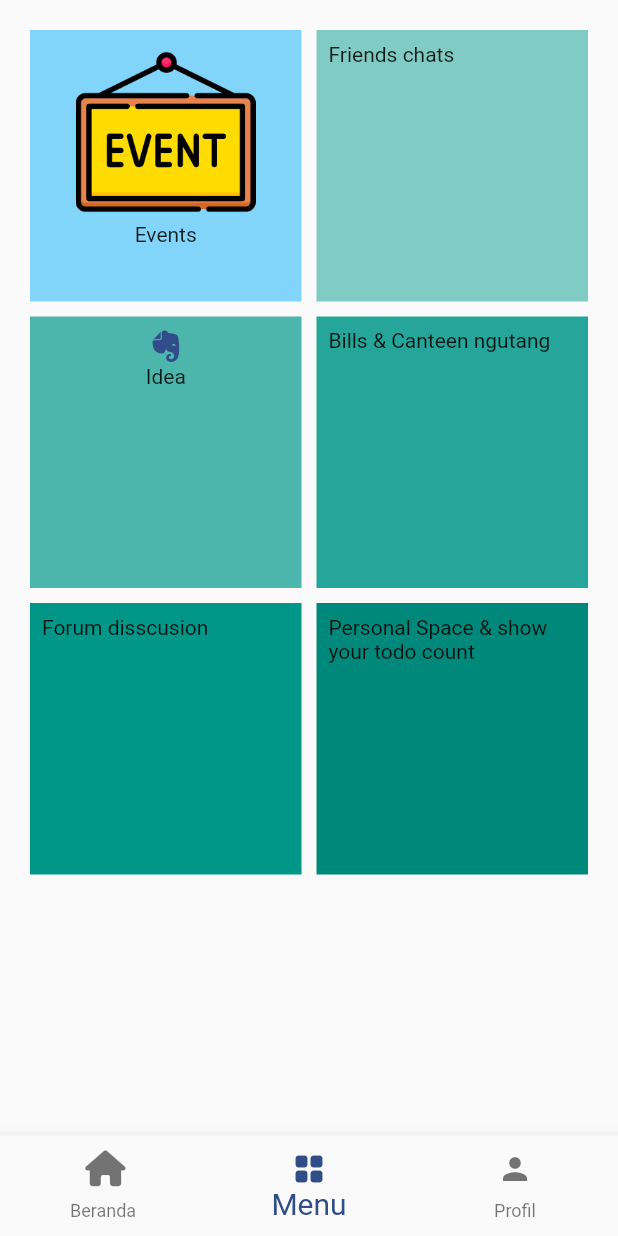
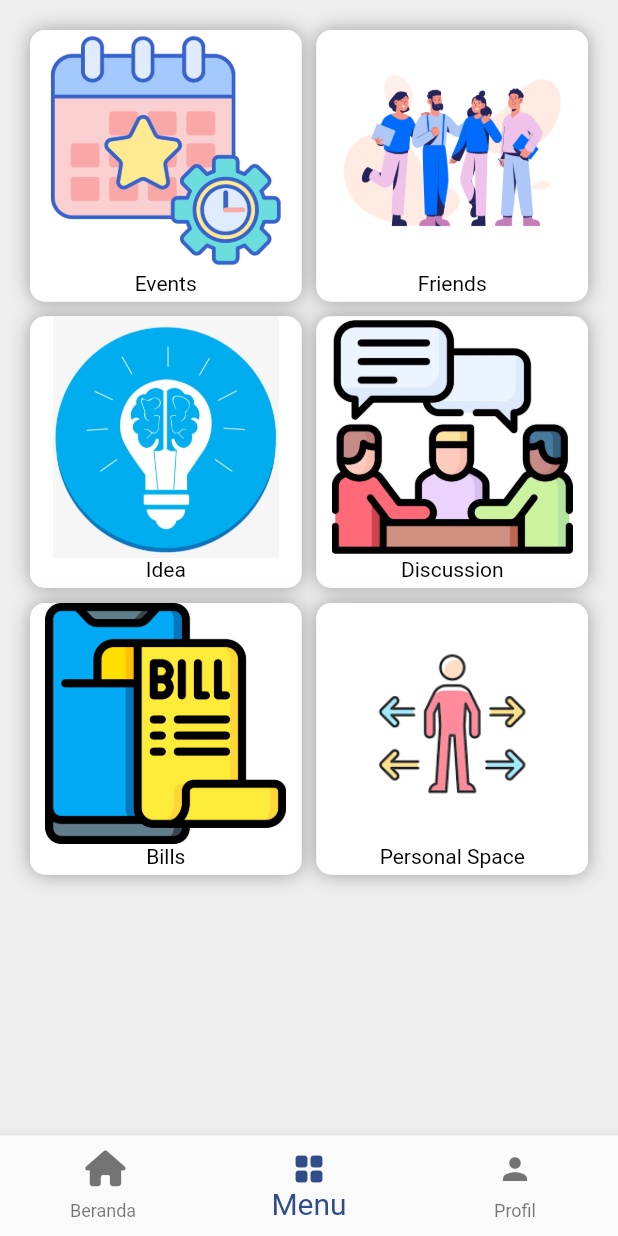
Before and after one commit to AlfonsInfo/community_app_getx, a Flutter app: the TabNavigatorView screen opened by its route, item 2 of the bottom bar chosen, on a phone screen of 412 x 824 dp. Run offline on Flutter 3.47's test engine with Material 2 defaults, Android fonts, the phone set to English and light mode, and no system bars; our stand-ins replace carousel_slider, dio, font_awesome_flutter, get, get_storage, google_fonts and 3 more; accounts and stored records are empty; generated files the repository leaves out were written again.

Commit message:
create menu page

```diff
--- a/lib/app/constants/constants.dart
+++ b/lib/app/constants/constants.dart
@@ -42,12 +42,18 @@ abstract class ImageAssetPaths{
   // static const englishFlag = "$starterImages/english_flag.png";
   static const indonesianFlag = "$starterImages/indonesian_flag_circle.jpg";
   static const englishFlag = "$starterImages/english_flag_circle.png";
+  static const dummyUser = "$starterImages/dummy_user.jpg";
 }
 
 
 abstract class IconPaths{
   static const starterIcons = "assets/icons";
-  static const events = "$starterIcons/events.png";
+  static const events = "$starterIcons/events2.png";
+  static const friends = "$starterIcons/friends.png";
+  static const discussions = "$starterIcons/discussion.jpg";
+  static const idea = "$starterIcons/idea.png";
+  static const bills = "$starterIcons/bills.png";
+  static const personalSpace = "$starterIcons/personal_space.png";
 }
 abstract class CommonConditions{
   static bool isEmptyValue(String value)
--- a/lib/app/constants/widget_constants.dart
+++ b/lib/app/constants/widget_constants.dart
@@ -3,7 +3,7 @@ import 'package:get/get.dart';
 import 'package:jdlcommunity_getx/app/modules/abstract/controller_abstract.dart';
 import 'package:flutter_gen/gen_l10n/app_localizations.dart';
 import 'package:jdlcommunity_getx/app/routes/app_pages.dart';
-
+import 'package:responsive_sizer/responsive_sizer.dart';
 abstract class WidgetConstant {
   static const spacingBottomX1 = SizedBox(
     height: 10,
@@ -15,9 +15,24 @@ abstract class WidgetConstant {
     height: 20,
   );
 
+  //* spacing sizer
+  static final spacing2percent = SizedBox(
+    height: 2.h,
+  );
+  //* spacing sizer
+  static final spacing5percent = SizedBox(
+    height: 5.h,
+  );
+
+  static spacingCustomable (value){
+    return SizedBox(
+      height: value,
+    );
+  }
+
   static const edgeInsetForm = EdgeInsets.only(left: 40, right: 40, bottom: 20);
-  static const edgeInsetForm05 =
-      EdgeInsets.only(left: 40, right: 40, bottom: 10);
+  static final edgeInsetForm05 =
+      EdgeInsets.only(left: 5.w, right: 5.w, bottom: 2.h);
 
   static IconButton eyePassword(
       IconData icon, GetxControllerAbstract controller, value) {
--- a/lib/app/modules/HomePage/views/home_page_view.dart
+++ b/lib/app/modules/HomePage/views/home_page_view.dart
@@ -10,7 +10,7 @@ class HomePageView extends GetView<HomePageController> {
   Widget build(BuildContext context) {
     return  const Center(
         child: Text(
-          'HomePageView is working',
+          'Good Morning',
           style: TextStyle(fontSize: 20),
         ),
       );
--- a/lib/app/modules/MenuPage/views/menu_page_view.dart
+++ b/lib/app/modules/MenuPage/views/menu_page_view.dart
@@ -1,10 +1,8 @@
 import 'package:flutter/material.dart';
-import 'package:font_awesome_flutter/font_awesome_flutter.dart';
-
 import 'package:get/get.dart';
 import 'package:jdlcommunity_getx/app/constants/constants.dart';
-
 import '../controllers/menu_page_controller.dart';
+import 'package:responsive_sizer/responsive_sizer.dart';
 
 class MenuPageView extends GetView<MenuPageController> {
   const MenuPageView({Key? key}) : super(key: key);
@@ -13,69 +11,55 @@ class MenuPageView extends GetView<MenuPageController> {
     return SafeArea(child: gridMenu());
   }
 
-  GridView gridMenu() {
-    return GridView.count(
-      primary: false,
-      padding: const EdgeInsets.all(20),
-      crossAxisSpacing: 10,
-      mainAxisSpacing: 10,
-      crossAxisCount: 2,
-      children: <Widget>[
-        menuItem(),
-        Container(
-          padding: const EdgeInsets.all(8),
-          color: Colors.teal[200],
-          child: const Text('Friends chats'),
-        ),
-        Container(
-          padding: const EdgeInsets.all(8),
-          color: Colors.teal[300],
-          child: const Column(
-            children: [
-              Icon(FontAwesomeIcons.evernote),
-              Text('Idea'),
-            ],
-          ),
-        ),
-        Container(
-          padding: const EdgeInsets.all(8),
-          color: Colors.teal[400],
-          child: const Text('Bills & Canteen ngutang'),
-        ),
-        Container(
-          padding: const EdgeInsets.all(8),
-          color: Colors.teal[500],
-          child: const Text('Forum disscusion'),
-        ),
-        Container(
-          padding: const EdgeInsets.all(8),
-          color: Colors.teal[600],
-          child: const Text('Personal Space & show your todo count'),
-        ),
-      ],
+  Widget gridMenu() {
+    return Container(
+      color: Colors.grey[200],
+      child: GridView.count(
+        primary: false,
+        padding: const EdgeInsets.all(20),
+        crossAxisSpacing: 10,
+        mainAxisSpacing: 10,
+        crossAxisCount: 2,
+        children: <Widget>[
+          menuItem(IconPaths.events,  "Events", (){}),
+          menuItem(IconPaths.friends,  "Friends", (){}),
+          menuItem(IconPaths.idea,  "Idea", (){}),
+          menuItem(IconPaths.discussions,  "Discussion", (){}),
+          menuItem(IconPaths.bills,  "Bills", (){}),
+          menuItem(IconPaths.personalSpace,  "Personal Space", (){}),
+          // menuItem(),
+        ],
+      ),
     );
   }
 
-  Widget menuItem() {
-    return InkWell(
-      onTap: (){
-      },
-
-      child: Container(
-          padding: const EdgeInsets.all(8),
-          color: Colors.lightBlue[200],
+  Widget menuItem(String imagePath, String text, Function callback) {
+    return Container(
+      decoration: BoxDecoration(
+          borderRadius: BorderRadius.circular(10), color: Colors.white, boxShadow: [shadowMenu()]),
+      child: Material(
+        color: Colors.transparent,
+        child: InkWell(
           child: SizedBox(
+            width: 50.w,
+            height: 50.h,
             child: Column(
               children: [
-                Container(
-                  height  : 120,
-                  child: Image.asset(IconPaths.events)),
-                const Text('Events'),
-
+                SizedBox(
+                  // width: 35.w,
+                  height: 39.w,
+                  child: Image.asset(imagePath)),
+                Text(text,style: TextStyle(color: Colors.black),),
               ],
             ),
           ),
+          onTap: () {
+            //print("tapped");
+          },
         ),
+      ),
     );
   }
+
+  BoxShadow shadowMenu() => const BoxShadow(color: Colors.grey,blurRadius: 10,blurStyle: BlurStyle.outer );
 }
--- a/lib/app/modules/ProfilePage/views/preferences_component.dart
+++ b/lib/app/modules/ProfilePage/views/preferences_component.dart
@@ -128,13 +128,16 @@ extension PreferencesSetting on ProfilePageView {
 
   Center savePreferenceButton() {
     return Center(
+        child: Padding(
+          padding: EdgeInsets.only(bottom: 2.h ,top: 2.h),
           child: ElevatedButton(
               onPressed: () {
                 dialogSavePreference();
               },
               child: Text(
                 AppLocalizations.of(Get.context!).preferences_save,
-            )));
+              )),
+        ));
   }
 
   Future<dynamic> dialogSavePreference() {
--- a/lib/app/modules/ProfilePage/views/profile_page_view.dart
+++ b/lib/app/modules/ProfilePage/views/profile_page_view.dart
@@ -1,6 +1,7 @@
 import 'package:flutter/material.dart';
 import 'package:font_awesome_flutter/font_awesome_flutter.dart';
 import 'package:get/get.dart';
+import 'package:jdlcommunity_getx/app/constants/app_constants.dart';
 import 'package:jdlcommunity_getx/app/constants/constants.dart';
 import 'package:jdlcommunity_getx/app/constants/widget_constants.dart';
 import 'package:jdlcommunity_getx/app/data/preference_options.dart';
@@ -8,6 +9,7 @@ import 'package:jdlcommunity_getx/main_app_controller.dart';
 import '../controllers/profile_page_controller.dart';
 import 'package:flutter_gen/gen_l10n/app_localizations.dart';
 import 'package:skeletonizer/skeletonizer.dart';
+import 'package:responsive_sizer/responsive_sizer.dart';
 part 'profile_page_component.dart';
 part 'preferences_component.dart';
 
--- a/pubspec.yaml
+++ b/pubspec.yaml
@@ -19,6 +19,7 @@ dependencies:
   google_fonts: ^6.1.0
   http: ^1.0.0
   intl: ^0.18.0
+  responsive_sizer: ^3.2.0
   shared_preferences: ^2.2.2
   skeletonizer: ^0.8.0
   sqflite: ^2.3.0
```
Also changed, not shown: lib/app/modules/ProfilePage/views/profile_page_component.dart (+8 -5 lines), lib/app/modules/login/views/login_component.dart (+4 -5 lines), lib/app/modules/login/views/login_view.dart (+5 -6 lines), lib/app/modules/login/views/slide_show_activity_images.dart (+6 -7 lines), lib/main.dart (+6 -1 lines), assets/icons/bills.png (added), assets/icons/discussion.jpg (added), assets/icons/events2.png (added), assets/icons/idea.png (added), assets/icons/personal_space.png (added), assets/images/dummy_user.jpg (added), pubspec.lock. Lines whose indentation alone changed are shown as unchanged.
